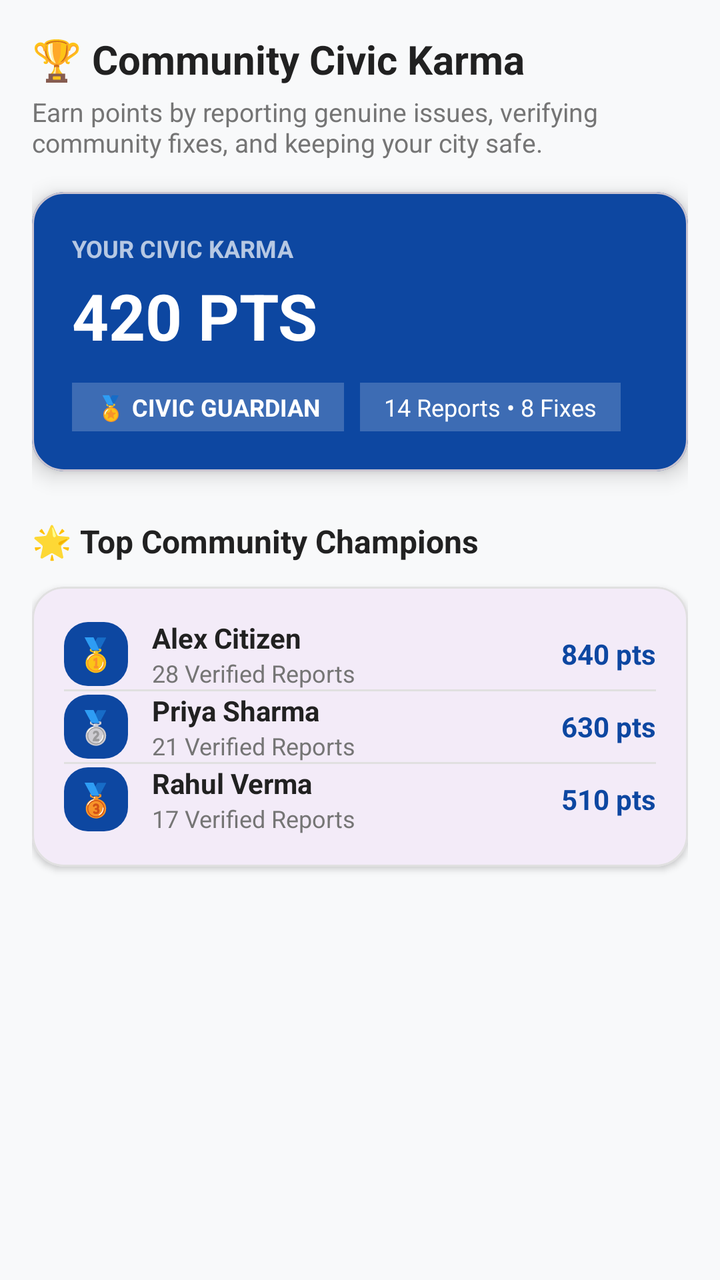
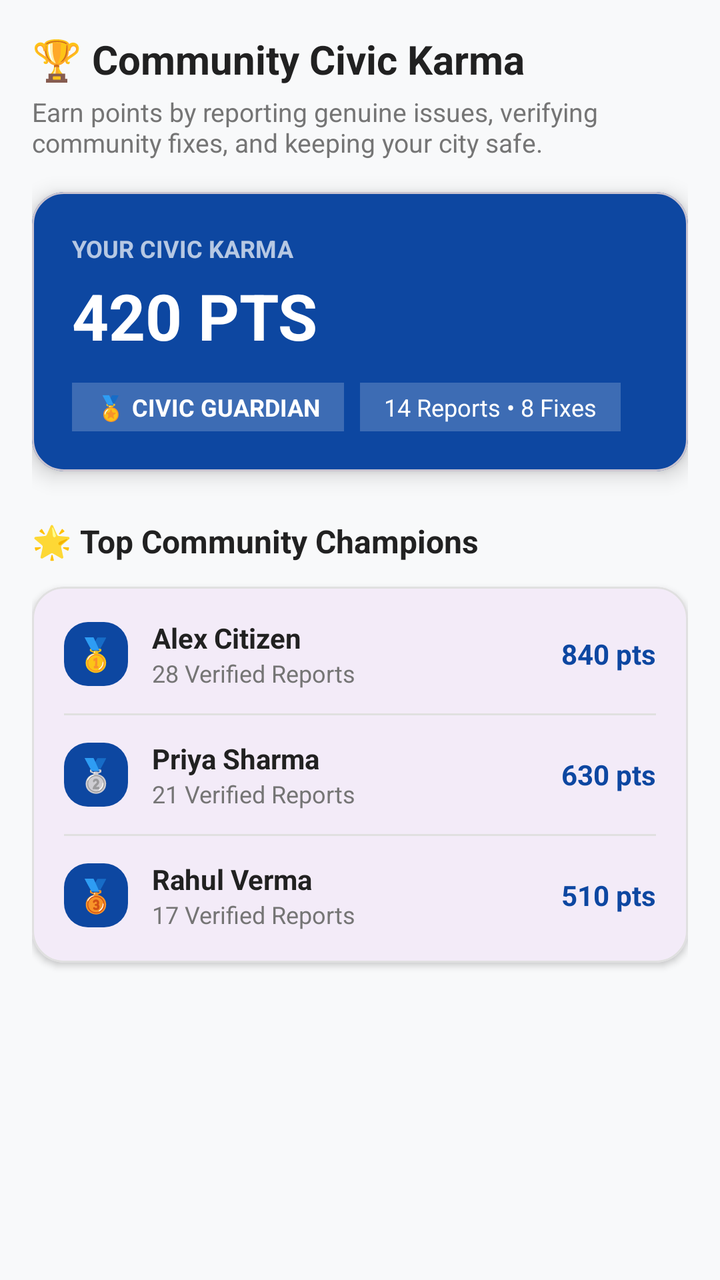

Screens rendered from an Android XML layout before and after an edit, with the pre-edit source and the edit as a unified diff.
<!-- AndroidManifest.xml: application theme Theme.CivicLensAI -->
<!-- res/layout/fragment_leaderboard.xml -->
<?xml version="1.0" encoding="utf-8"?>
<ScrollView xmlns:android="http://schemas.android.com/apk/res/android"
    xmlns:app="http://schemas.android.com/apk/res-auto"
    android:layout_width="match_parent"
    android:layout_height="match_parent"
    android:background="@color/bg_light"
    android:fillViewport="true">

    <LinearLayout
        android:layout_width="match_parent"
        android:layout_height="wrap_content"
        android:orientation="vertical"
        android:padding="16dp">

        <TextView
            android:layout_width="match_parent"
            android:layout_height="wrap_content"
            android:text="🏆 Community Civic Karma"
            android:textColor="@color/text_primary"
            android:textSize="20sp"
            android:textStyle="bold" />

        <TextView
            android:layout_width="match_parent"
            android:layout_height="wrap_content"
            android:layout_marginTop="4dp"
            android:text="Earn points by reporting genuine issues, verifying community fixes, and keeping your city safe."
            android:textColor="@color/text_secondary"
            android:textSize="13sp" />

        
        <com.google.android.material.card.MaterialCardView
            android:layout_width="match_parent"
            android:layout_height="wrap_content"
            android:layout_marginTop="16dp"
            app:cardCornerRadius="16dp"
            app:cardElevation="6dp"
            app:cardBackgroundColor="@color/primary_blue">

            <LinearLayout
                android:layout_width="match_parent"
                android:layout_height="wrap_content"
                android:orientation="vertical"
                android:padding="20dp">

                <TextView
                    android:layout_width="wrap_content"
                    android:layout_height="wrap_content"
                    android:text="YOUR CIVIC KARMA"
                    android:textColor="#B3FFFFFF"
                    android:textSize="12sp"
                    android:textStyle="bold" />

                <TextView
                    android:id="@+id/tvUserScore"
                    android:layout_width="wrap_content"
                    android:layout_height="wrap_content"
                    android:layout_marginTop="4dp"
                    android:text="420 PTS"
                    android:textColor="@color/white"
                    android:textSize="32sp"
                    android:textStyle="bold" />

                <LinearLayout
                    android:layout_width="match_parent"
                    android:layout_height="wrap_content"
                    android:layout_marginTop="12dp"
                    android:orientation="horizontal">

                    <TextView
                        android:layout_width="wrap_content"
                        android:layout_height="wrap_content"
                        android:background="#33FFFFFF"
                        android:paddingHorizontal="12dp"
                        android:paddingVertical="4dp"
                        android:text="🏅 CIVIC GUARDIAN"
                        android:textColor="@color/white"
                        android:textSize="12sp"
                        android:textStyle="bold" />

                    <TextView
                        android:layout_width="wrap_content"
                        android:layout_height="wrap_content"
                        android:layout_marginStart="8dp"
                        android:background="#33FFFFFF"
                        android:paddingHorizontal="12dp"
                        android:paddingVertical="4dp"
                        android:text="14 Reports • 8 Fixes"
                        android:textColor="@color/white"
                        android:textSize="12sp" />
                </LinearLayout>
            </LinearLayout>
        </com.google.android.material.card.MaterialCardView>

        
        <TextView
            android:layout_width="match_parent"
            android:layout_height="wrap_content"
            android:layout_marginTop="24dp"
            android:text="🌟 Top Community Champions"
            android:textColor="@color/text_primary"
            android:textSize="16sp"
            android:textStyle="bold" />

        <com.google.android.material.card.MaterialCardView
            android:layout_width="match_parent"
            android:layout_height="wrap_content"
            android:layout_marginTop="12dp"
            app:cardCornerRadius="16dp"
            app:cardElevation="2dp"
            app:strokeWidth="1dp"
            app:strokeColor="@color/divider_line">

            <LinearLayout
                android:layout_width="match_parent"
                android:layout_height="wrap_content"
                android:orientation="vertical"
                android:padding="16dp">

                
                <LinearLayout
                    android:layout_width="match_parent"
                    android:layout_height="wrap_content"
                    android:gravity="center_vertical">

                    <TextView
                        android:layout_width="32dp"
                        android:layout_height="32dp"
                        android:background="@drawable/bg_badge_rounded"
                        android:gravity="center"
                        android:text="🥇"
                        android:textSize="16sp" />

                    <LinearLayout
                        android:layout_width="0dp"
                        android:layout_height="wrap_content"
                        android:layout_marginStart="12dp"
                        android:layout_weight="1"
                        android:orientation="vertical">

                        <TextView
                            android:layout_width="wrap_content"
                            android:layout_height="wrap_content"
                            android:text="Alex Citizen"
                            android:textColor="@color/text_primary"
                            android:textStyle="bold" />

                        <TextView
                            android:layout_width="wrap_content"
                            android:layout_height="wrap_content"
                            android:text="28 Verified Reports"
                            android:textColor="@color/text_secondary"
                            android:textSize="12sp" />
                    </LinearLayout>

                    <TextView
                        android:layout_width="wrap_content"
                        android:layout_height="wrap_content"
                        android:text="840 pts"
                        android:textColor="@color/primary_blue"
                        android:textStyle="bold" />
                </LinearLayout>

                <View
                    android:layout_width="match_parent"
                    android:layout_height="1dp"
                    android:layout_my="12dp"
                    android:background="@color/divider_line" />

                
                <LinearLayout
                    android:layout_width="match_parent"
                    android:layout_height="wrap_content"
                    android:gravity="center_vertical">

                    <TextView
                        android:layout_width="32dp"
                        android:layout_height="32dp"
                        android:background="@drawable/bg_badge_rounded"
                        android:gravity="center"
                        android:text="🥈"
                        android:textSize="16sp" />

                    <LinearLayout
                        android:layout_width="0dp"
                        android:layout_height="wrap_content"
                        android:layout_marginStart="12dp"
                        android:layout_weight="1"
                        android:orientation="vertical">

                        <TextView
                            android:layout_width="wrap_content"
                            android:layout_height="wrap_content"
                            android:text="Priya Sharma"
                            android:textColor="@color/text_primary"
                            android:textStyle="bold" />

                        <TextView
                            android:layout_width="wrap_content"
                            android:layout_height="wrap_content"
                            android:text="21 Verified Reports"
                            android:textColor="@color/text_secondary"
                            android:textSize="12sp" />
                    </LinearLayout>

                    <TextView
                        android:layout_width="wrap_content"
                        android:layout_height="wrap_content"
                        android:text="630 pts"
                        android:textColor="@color/primary_blue"
                        android:textStyle="bold" />
                </LinearLayout>

                <View
                    android:layout_width="match_parent"
                    android:layout_height="1dp"
                    android:layout_my="12dp"
                    android:background="@color/divider_line" />

                
                <LinearLayout
                    android:layout_width="match_parent"
                    android:layout_height="wrap_content"
                    android:gravity="center_vertical">

                    <TextView
                        android:layout_width="32dp"
                        android:layout_height="32dp"
                        android:background="@drawable/bg_badge_rounded"
                        android:gravity="center"
                        android:text="🥉"
                        android:textSize="16sp" />

                    <LinearLayout
                        android:layout_width="0dp"
                        android:layout_height="wrap_content"
                        android:layout_marginStart="12dp"
                        android:layout_weight="1"
                        android:orientation="vertical">

                        <TextView
                            android:layout_width="wrap_content"
                            android:layout_height="wrap_content"
                            android:text="Rahul Verma"
                            android:textColor="@color/text_primary"
                            android:textStyle="bold" />

                        <TextView
                            android:layout_width="wrap_content"
                            android:layout_height="wrap_content"
                            android:text="17 Verified Reports"
                            android:textColor="@color/text_secondary"
                            android:textSize="12sp" />
                    </LinearLayout>

                    <TextView
                        android:layout_width="wrap_content"
                        android:layout_height="wrap_content"
                        android:text="510 pts"
                        android:textColor="@color/primary_blue"
                        android:textStyle="bold" />
                </LinearLayout>

            </LinearLayout>
        </com.google.android.material.card.MaterialCardView>

    </LinearLayout>
</ScrollView>
<!-- resources referenced by this layout -->
<resources>
  <color name="bg_light">#F8F9FA</color>
  <color name="divider_line">#E0E0E0</color>
  <color name="primary_blue">#0D47A1</color>
  <color name="text_primary">#212121</color>
  <color name="text_secondary">#757575</color>
  <color name="white">#FFFFFFFF</color>
  <!-- drawable bg_badge_rounded (drawable) -->
  <?xml version="1.0" encoding="utf-8"?>
  <shape xmlns:android="http://schemas.android.com/apk/res/android"
      android:shape="rectangle">
      <solid android:color="@color/primary_blue" />
      <corners android:radius="12dp" />
  </shape>
  <style name="Theme.CivicLensAI" parent="Base.Theme.CivicLensAI" />
  <style name="Base.Theme.CivicLensAI" parent="Theme.Material3.DayNight.NoActionBar">
          
          
      </style>
</resources>

<!-- the commit's change to res/layout/fragment_leaderboard.xml (unified diff, before → after) -->
@@ -164,7 +164,8 @@
                 <View
                     android:layout_width="match_parent"
                     android:layout_height="1dp"
-                    android:layout_my="12dp"
+                    android:layout_marginTop="12dp"
+                    android:layout_marginBottom="12dp"
                     android:background="@color/divider_line" />
 
                 
@@ -214,7 +215,8 @@
                 <View
                     android:layout_width="match_parent"
                     android:layout_height="1dp"
-                    android:layout_my="12dp"
+                    android:layout_marginTop="12dp"
+                    android:layout_marginBottom="12dp"
                     android:background="@color/divider_line" />
 
                 
